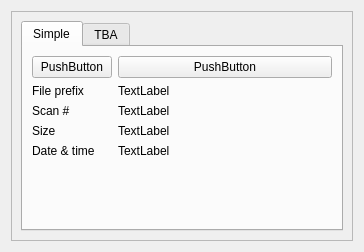
Above: mdaviz/resources/mda_search.ui from BCDA-APS/mdaviz before the change. Below: the same form after it.
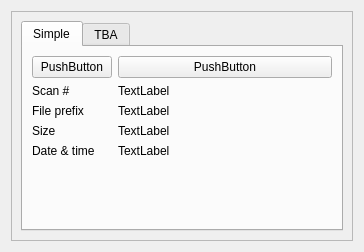
That is the form after the change.

```diff
--- a/mdaviz/resources/mda_search.ui
+++ b/mdaviz/resources/mda_search.ui
@@ -40,23 +40,6 @@
           </attribute>
           <layout class="QFormLayout" name="formLayout">
            <item row="1" column="0">
-            <widget class="QLabel" name="fiile_label">
-             <property name="toolTip">
-              <string>Search for runs that match this Bluesky plan.</string>
-             </property>
-             <property name="text">
-              <string>File prefix</string>
-             </property>
-            </widget>
-           </item>
-           <item row="1" column="1">
-            <widget class="QLabel" name="file_name">
-             <property name="text">
-              <string>TextLabel</string>
-             </property>
-            </widget>
-           </item>
-           <item row="2" column="0">
             <widget class="QLabel" name="scan_label">
              <property name="toolTip">
               <string>Search for runs with this scan ID.</string>
@@ -66,13 +49,30 @@
              </property>
             </widget>
            </item>
-           <item row="2" column="1">
+           <item row="1" column="1">
             <widget class="QLabel" name="file_num">
              <property name="text">
               <string>TextLabel</string>
              </property>
             </widget>
            </item>
+           <item row="2" column="0">
+            <widget class="QLabel" name="fiile_label">
+             <property name="toolTip">
+              <string>Search for runs that match this Bluesky plan.</string>
+             </property>
+             <property name="text">
+              <string>File prefix</string>
+             </property>
+            </widget>
+           </item>
+           <item row="2" column="1">
+            <widget class="QLabel" name="file_name">
+             <property name="text">
+              <string>TextLabel</string>
+             </property>
+            </widget>
+           </item>
            <item row="3" column="0">
             <widget class="QLabel" name="size_label">
              <property name="text">
```
Left out of the diff: 28 changed lines with no effect on the pictures.
